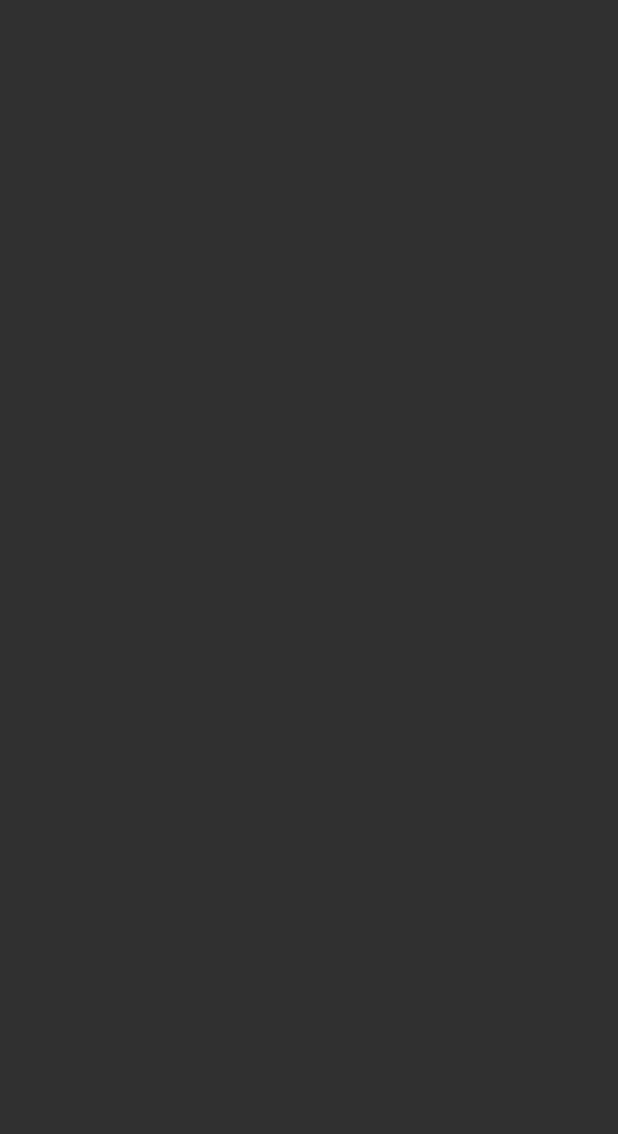
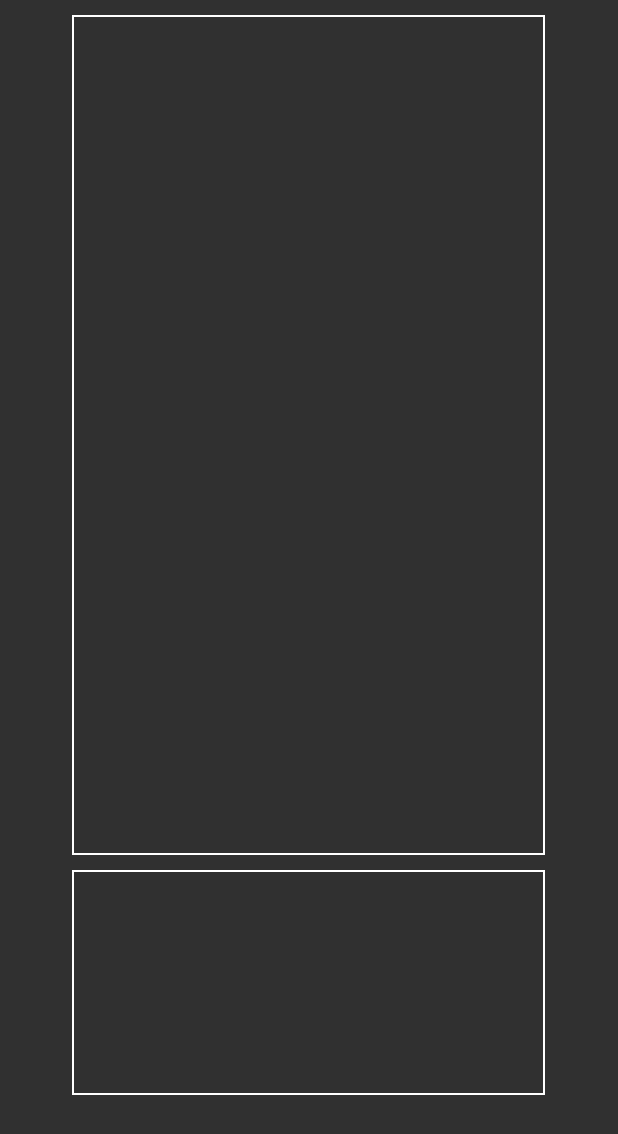
Before and after one commit to MatthewDBarrett/DonorApp, an Android app: the DonationAd screen opened directly, with no data from a screen before it, on a phone screen of 412 x 824 dp. Before the commit the part shown is empty. Shown: the top 1134 px of the screen. Run offline under Robolectric (Android 15) with nearby library versions, the phone set to English and light mode, and no system bars.

Commit message:
Implemented an imageView and horizontal scrollView for image viewing on the Donation Ad page

```diff
--- /dev/null
+++ b/app/src/main/res/drawable/box.xml
@@ -0,0 +1,6 @@
+<?xml version="1.0" encoding="utf-8"?>
+<shape xmlns:android="http://schemas.android.com/apk/res/android">
+    <stroke
+        android:width="1dp"
+        android:color="@color/white"/>
+</shape>
--- a/app/src/main/res/layout/activity_donation_ad.xml
+++ b/app/src/main/res/layout/activity_donation_ad.xml
@@ -1,9 +1,77 @@
 <?xml version="1.0" encoding="utf-8"?>
 <android.support.constraint.ConstraintLayout xmlns:android="http://schemas.android.com/apk/res/android"
-    xmlns:app="http://schemas.android.com/apk/res-auto"
     xmlns:tools="http://schemas.android.com/tools"
     android:layout_width="match_parent"
     android:layout_height="match_parent"
     tools:context=".DonationAd">
 
+    <ScrollView
+        android:layout_width="match_parent"
+        android:layout_height="match_parent">
+
+        <LinearLayout
+            android:layout_width="match_parent"
+            android:layout_height="wrap_content"
+            android:orientation="vertical">
+
+            <LinearLayout
+                android:orientation="vertical"
+                android:layout_width="315dp"
+                android:layout_height="560dp"
+                android:layout_gravity="center"
+                android:background="@drawable/box"
+                android:gravity="center"
+                android:layout_marginTop="10dp"
+                android:layout_marginBottom="10dp"
+                android:layout_marginStart="10dp"
+                android:layout_marginEnd="10dp">
+
+                <ImageView
+                    android:id="@+id/imageView"
+                    android:layout_width="match_parent"
+                    android:layout_height="match_parent"
+                    android:layout_marginBottom="1dp"
+                    android:layout_marginEnd="1dp"
+                    android:layout_marginStart="1dp"
+                    android:layout_marginTop="1dp" />
+
+            </LinearLayout> <!-- display window -->
+
+            <LinearLayout
+                android:id="@+id/linearLayout"
+                android:layout_width="315dp"
+                android:layout_height="150dp"
+                android:layout_gravity="center"
+                android:background="@drawable/box"
+                android:orientation="vertical"
+                android:layout_marginBottom="10dp"
+                android:layout_marginStart="10dp"
+                android:layout_marginEnd="10dp"
+                android:paddingBottom="5dp"
+                android:paddingEnd="5dp"
+                android:paddingStart="5dp"
+                android:paddingTop="5dp">
+
+                <HorizontalScrollView
+                    android:id="@+id/horizontalScrollView"
+                    android:layout_width="match_parent"
+                    android:layout_height="match_parent"
+                    tools:ignore="UselessParent">
+
+                    <LinearLayout
+                        android:id="@+id/photosLL"
+                        android:layout_width="0dp"
+                        android:layout_height="match_parent"
+                        android:orientation="horizontal">
+
+                    </LinearLayout>
+
+                </HorizontalScrollView>
+
+            </LinearLayout> <!-- gallery -->
+
+        </LinearLayout>
+
+    </ScrollView>
+
 </android.support.constraint.ConstraintLayout>
```
